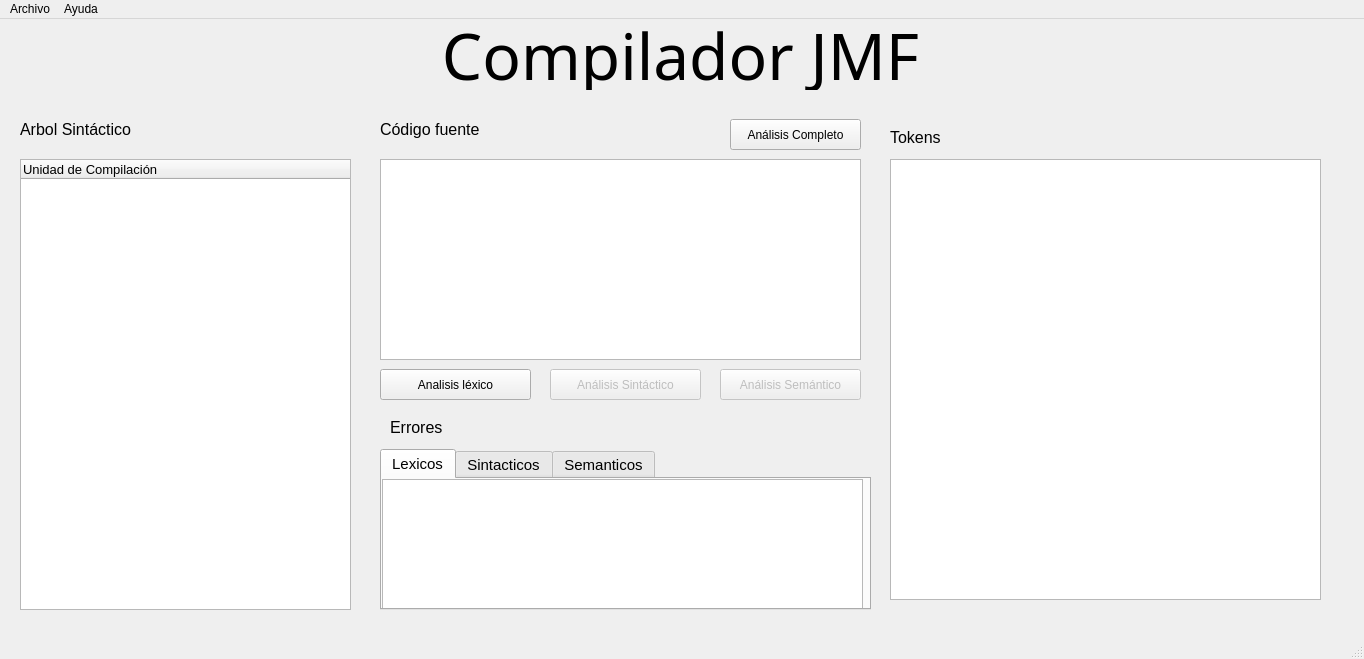
Qt form interfaz/interfazQT.ui (LFTPadilla/compilador) before a commit.
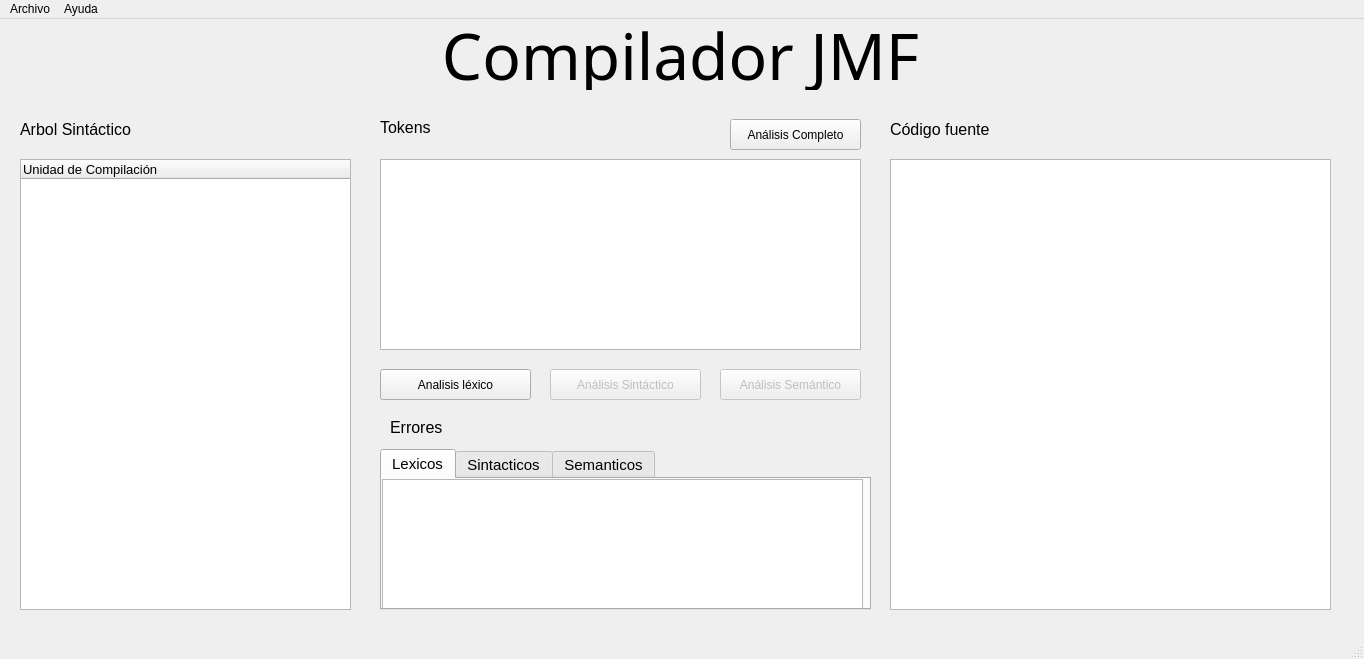
The same form after that commit.

Commit message: Cambio posición textbox codigo

What changed in the file:
```diff
--- a/interfaz/interfazQT.ui
+++ b/interfaz/interfazQT.ui
@@ -39,10 +39,10 @@
    <widget class="QPlainTextEdit" name="txtCodigo">
     <property name="geometry">
      <rect>
-      <x>380</x>
+      <x>890</x>
       <y>140</y>
-      <width>481</width>
-      <height>201</height>
+      <width>441</width>
+      <height>451</height>
      </rect>
     </property>
     <property name="font">
@@ -54,10 +54,10 @@
    <widget class="QListWidget" name="listViewTokens">
     <property name="geometry">
      <rect>
-      <x>890</x>
+      <x>380</x>
       <y>140</y>
-      <width>431</width>
-      <height>441</height>
+      <width>481</width>
+      <height>191</height>
      </rect>
     </property>
     <property name="font">
@@ -89,8 +89,8 @@
    <widget class="QLabel" name="label">
     <property name="geometry">
      <rect>
-      <x>890</x>
-      <y>110</y>
+      <x>380</x>
+      <y>100</y>
       <width>71</width>
       <height>16</height>
      </rect>
@@ -107,7 +107,7 @@
    <widget class="QLabel" name="label_2">
     <property name="geometry">
      <rect>
-      <x>380</x>
+      <x>890</x>
       <y>100</y>
       <width>111</width>
       <height>21</height>
```
The commit also changes 1 other file.
